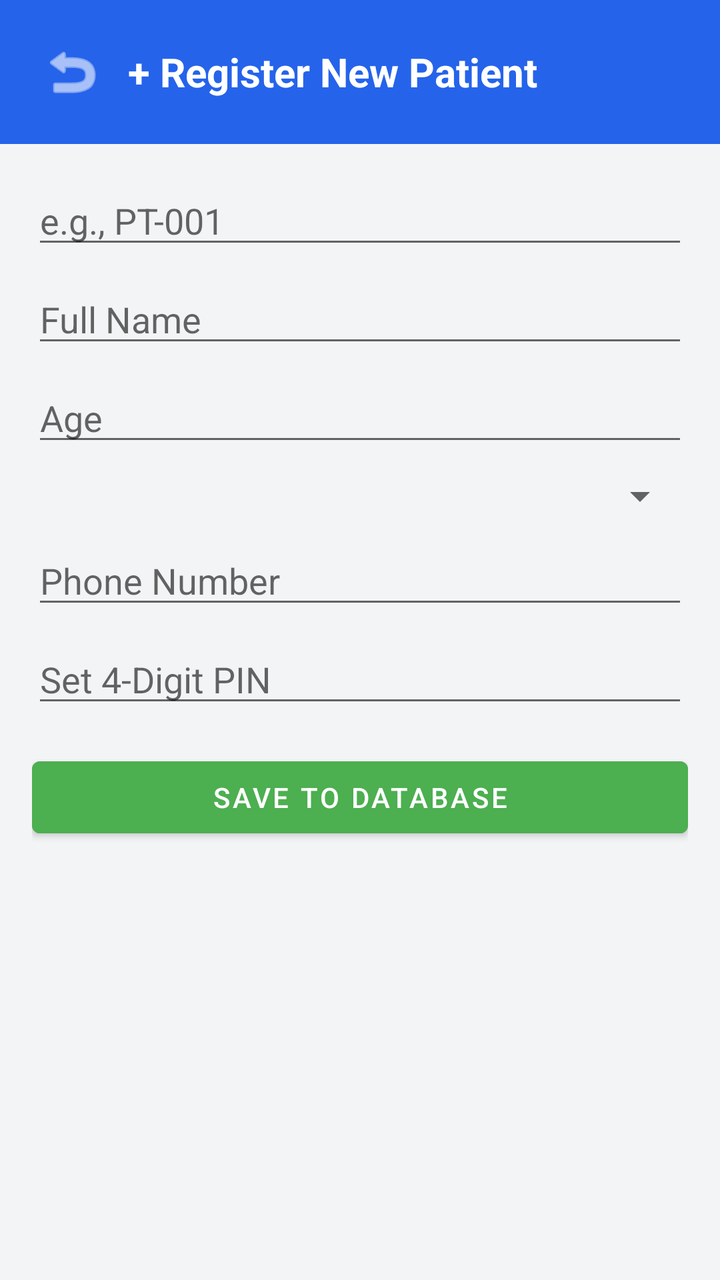
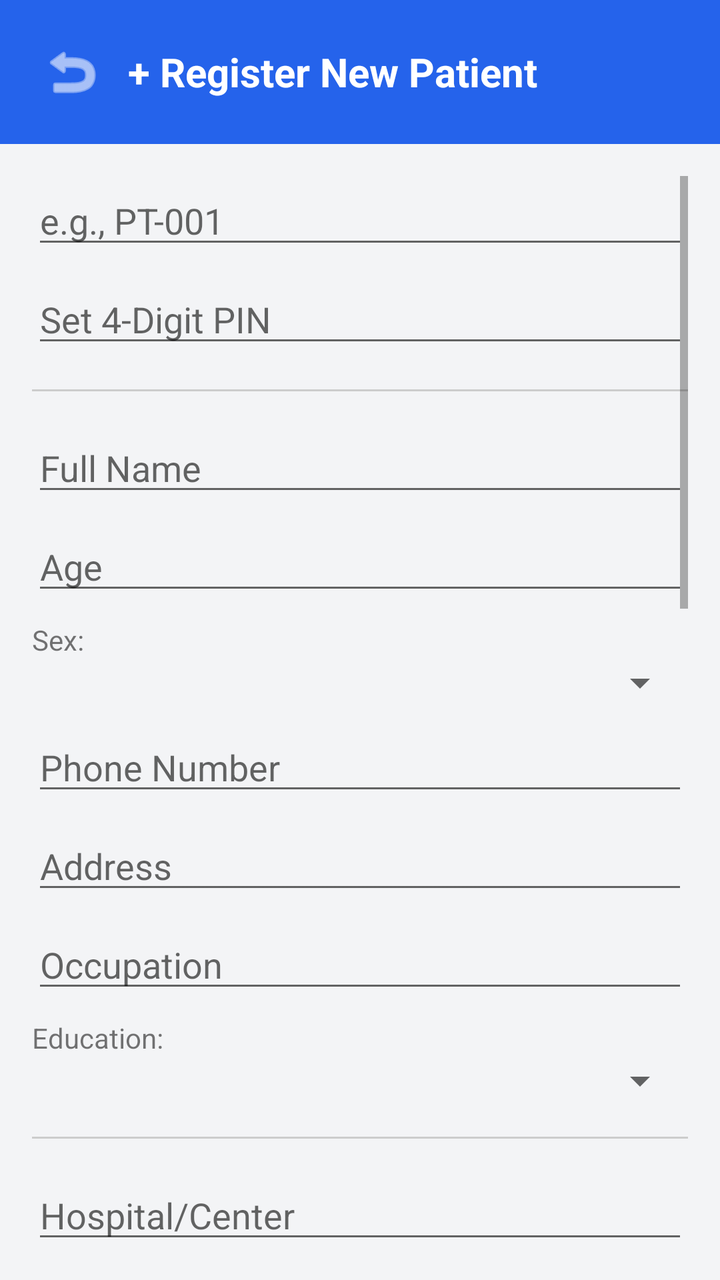

Screens rendered from an Android XML layout before and after an edit, with the pre-edit source and the edit as a unified diff.
<!-- AndroidManifest.xml: application theme Theme.ClinicApp -->
<!-- res/layout/activity_add_patient.xml -->
<?xml version="1.0" encoding="utf-8"?>
<LinearLayout xmlns:android="http://schemas.android.com/apk/res/android"
    xmlns:app="http://schemas.android.com/apk/res-auto"
    android:layout_width="match_parent"
    android:layout_height="match_parent"
    android:orientation="vertical"
    android:background="@color/backgroundColor">

    
    <LinearLayout
        android:layout_width="match_parent"
        android:layout_height="wrap_content"
        android:background="@color/primaryColor"
        android:orientation="horizontal"
        android:padding="16dp"
        android:gravity="center_vertical">

        <ImageButton
            android:id="@+id/btnBack"
            android:layout_width="40dp"
            android:layout_height="40dp"
            android:background="?attr/selectableItemBackgroundBorderless"
            android:src="@android:drawable/ic_menu_revert"
            app:tint="@color/surfaceColor" />

        <TextView
            android:layout_width="wrap_content"
            android:layout_height="wrap_content"
            android:text="@string/register_new_patient"
            android:textColor="@color/surfaceColor"
            android:textSize="20sp"
            android:textStyle="bold"
            android:layout_marginStart="8dp"/>
    </LinearLayout>

    <ScrollView
        android:layout_width="match_parent"
        android:layout_height="match_parent"
        android:padding="16dp">

        <LinearLayout
            android:layout_width="match_parent"
            android:layout_height="wrap_content"
            android:orientation="vertical">

            <EditText
                android:id="@+id/etNewPatientId"
                android:layout_width="match_parent"
                android:layout_height="wrap_content"
                android:hint="@string/trial_id_hint"
                android:inputType="textCapCharacters"
                android:layout_marginBottom="8dp"/>

            <EditText
                android:id="@+id/etNewPatientName"
                android:layout_width="match_parent"
                android:layout_height="wrap_content"
                android:hint="@string/full_name_hint"
                android:inputType="textPersonName"
                android:layout_marginBottom="8dp"/>

            <EditText
                android:id="@+id/etNewPatientAge"
                android:layout_width="match_parent"
                android:layout_height="wrap_content"
                android:hint="@string/age_hint"
                android:inputType="number"
                android:layout_marginBottom="8dp"/>

            <Spinner
                android:id="@+id/spinNewPatientSex"
                android:layout_width="match_parent"
                android:layout_height="wrap_content"
                android:layout_marginBottom="8dp"/>

            <EditText
                android:id="@+id/etNewPatientPhone"
                android:layout_width="match_parent"
                android:layout_height="wrap_content"
                android:hint="@string/phone_hint"
                android:inputType="phone"
                android:layout_marginBottom="8dp"/>

            <EditText
                android:id="@+id/etNewPatientPin"
                android:layout_width="match_parent"
                android:layout_height="wrap_content"
                android:hint="@string/set_pin_hint"
                android:inputType="numberPassword"
                android:maxLength="4"
                android:layout_marginBottom="16dp"/>

            <Button
                android:id="@+id/btnSavePatient"
                android:layout_width="match_parent"
                android:layout_height="wrap_content"
                android:text="@string/save_database"
                android:backgroundTint="#4CAF50"/>

        </LinearLayout>
    </ScrollView>
</LinearLayout>
<!-- resources referenced by this layout -->
<resources>
  <color name="backgroundColor">#F3F4F6</color>
  <color name="primaryColor">#2563EB</color>
  <color name="surfaceColor">#FFFFFF</color>
  <string name="age_hint">Age</string>
  <string name="full_name_hint">Full Name</string>
  <string name="phone_hint">Phone Number</string>
  <string name="register_new_patient">+ Register New Patient</string>
  <string name="save_database">Save to Database</string>
  <string name="set_pin_hint">Set 4-Digit PIN</string>
  <string name="trial_id_hint">e.g., PT-001</string>
  <style name="Theme.ClinicApp" parent="Theme.MaterialComponents.Light.NoActionBar">
          <item name="colorPrimary">@color/primaryColor</item>
          <item name="colorPrimaryVariant">@color/primaryDarkColor</item>
          <item name="colorOnPrimary">@color/surfaceColor</item>
          <item name="colorSecondary">@color/secondaryColor</item>
          <item name="colorOnSecondary">@color/surfaceColor</item>
          <item name="android:statusBarColor">?attr/colorPrimaryVariant</item>
          <item name="android:windowBackground">@color/backgroundColor</item>
      </style>
  <color name="primaryDarkColor">#1E40AF</color>
  <color name="secondaryColor">#10B981</color>
</resources>

<!-- the commit's change to res/layout/activity_add_patient.xml (unified diff, before → after) -->
@@ -43,59 +43,76 @@
             android:layout_height="wrap_content"
             android:orientation="vertical">
 
-            <EditText
-                android:id="@+id/etNewPatientId"
-                android:layout_width="match_parent"
-                android:layout_height="wrap_content"
-                android:hint="@string/trial_id_hint"
-                android:inputType="textCapCharacters"
-                android:layout_marginBottom="8dp"/>
+            
+            <EditText android:id="@+id/etNewPatientId" android:layout_width="match_parent" android:layout_height="wrap_content" android:hint="@string/trial_id_hint" android:inputType="textCapCharacters" android:layout_marginBottom="8dp"/>
+            <EditText android:id="@+id/etNewPatientPin" android:layout_width="match_parent" android:layout_height="wrap_content" android:hint="@string/set_pin_hint" android:inputType="numberPassword" android:maxLength="4" android:layout_marginBottom="16dp"/>
 
-            <EditText
-                android:id="@+id/etNewPatientName"
-                android:layout_width="match_parent"
-                android:layout_height="wrap_content"
-                android:hint="@string/full_name_hint"
-                android:inputType="textPersonName"
-                android:layout_marginBottom="8dp"/>
+            <View android:layout_width="match_parent" android:layout_height="1dp" android:background="#CCCCCC" android:layout_marginBottom="16dp"/>
 
-            <EditText
-                android:id="@+id/etNewPatientAge"
-                android:layout_width="match_parent"
-                android:layout_height="wrap_content"
-                android:hint="@string/age_hint"
-                android:inputType="number"
-                android:layout_marginBottom="8dp"/>
+            
+            <EditText android:id="@+id/etNewPatientName" android:layout_width="match_parent" android:layout_height="wrap_content" android:hint="@string/full_name_hint" android:inputType="textPersonName" android:layout_marginBottom="8dp"/>
+            <EditText android:id="@+id/etNewPatientAge" android:layout_width="match_parent" android:layout_height="wrap_content" android:hint="@string/age_hint" android:inputType="number" android:layout_marginBottom="8dp"/>
+            
+            <TextView android:layout_width="wrap_content" android:layout_height="wrap_content" android:text="Sex:"/>
+            <Spinner android:id="@+id/spinNewPatientSex" android:layout_width="match_parent" android:layout_height="wrap_content" android:layout_marginBottom="8dp"/>
+            
+            <EditText android:id="@+id/etNewPatientPhone" android:layout_width="match_parent" android:layout_height="wrap_content" android:hint="@string/phone_hint" android:inputType="phone" android:layout_marginBottom="8dp"/>
+            <EditText android:id="@+id/etAddress" android:layout_width="match_parent" android:layout_height="wrap_content" android:hint="Address" android:layout_marginBottom="8dp"/>
+            <EditText android:id="@+id/etOccupation" android:layout_width="match_parent" android:layout_height="wrap_content" android:hint="Occupation" android:layout_marginBottom="8dp"/>
+            
+            <TextView android:layout_width="wrap_content" android:layout_height="wrap_content" android:text="Education:"/>
+            <Spinner android:id="@+id/spinEducation" android:layout_width="match_parent" android:layout_height="wrap_content" android:layout_marginBottom="16dp"/>
 
-            <Spinner
-                android:id="@+id/spinNewPatientSex"
-                android:layout_width="match_parent"
-                android:layout_height="wrap_content"
-                android:layout_marginBottom="8dp"/>
+            <View android:layout_width="match_parent" android:layout_height="1dp" android:background="#CCCCCC" android:layout_marginBottom="16dp"/>
 
-            <EditText
-                android:id="@+id/etNewPatientPhone"
-                android:layout_width="match_parent"
-                android:layout_height="wrap_content"
-                android:hint="@string/phone_hint"
-                android:inputType="phone"
-                android:layout_marginBottom="8dp"/>
+            
+            <EditText android:id="@+id/etHospitalCenter" android:layout_width="match_parent" android:layout_height="wrap_content" android:hint="Hospital/Center" android:layout_marginBottom="8dp"/>
+            
+            <TextView android:layout_width="wrap_content" android:layout_height="wrap_content" android:text="Randomization Group:" android:layout_marginTop="8dp"/>
+            <RadioGroup android:id="@+id/rgRandomization" android:layout_width="match_parent" android:layout_height="wrap_content" android:orientation="horizontal">
+                <RadioButton android:id="@+id/rbIntervention" android:layout_width="wrap_content" android:layout_height="wrap_content" android:text="Intervention" android:checked="true"/>
+                <RadioButton android:id="@+id/rbControl" android:layout_width="wrap_content" android:layout_height="wrap_content" android:text="Control"/>
+            </RadioGroup>
 
-            <EditText
-                android:id="@+id/etNewPatientPin"
-                android:layout_width="match_parent"
-                android:layout_height="wrap_content"
-                android:hint="@string/set_pin_hint"
-                android:inputType="numberPassword"
-                android:maxLength="4"
-                android:layout_marginBottom="16dp"/>
+            <TextView android:layout_width="wrap_content" android:layout_height="wrap_content" android:text="Duration of Allergic Rhinitis:" android:layout_marginTop="12dp"/>
+            <LinearLayout android:layout_width="match_parent" android:layout_height="wrap_content" android:orientation="horizontal">
+                <EditText android:id="@+id/etDurationYears" android:layout_width="0dp" android:layout_weight="1" android:layout_height="wrap_content" android:hint="Years" android:inputType="number"/>
+                <EditText android:id="@+id/etDurationMonths" android:layout_width="0dp" android:layout_weight="1" android:layout_height="wrap_content" android:hint="Months" android:inputType="number"/>
+            </LinearLayout>
+
+            <TextView android:layout_width="wrap_content" android:layout_height="wrap_content" android:text="Family History of AR:" android:layout_marginTop="12dp"/>
+            <RadioGroup android:id="@+id/rgFamilyHistory" android:layout_width="match_parent" android:layout_height="wrap_content" android:orientation="horizontal">
+                <RadioButton android:id="@+id/rbFamYes" android:layout_width="wrap_content" android:layout_height="wrap_content" android:text="Yes"/>
+                <RadioButton android:id="@+id/rbFamNo" android:layout_width="wrap_content" android:layout_height="wrap_content" android:text="No" android:checked="true"/>
+            </RadioGroup>
+
+            <TextView android:layout_width="wrap_content" android:layout_height="wrap_content" android:text="History of Allergies:" android:textStyle="bold" android:layout_marginTop="16dp"/>
+            <CheckBox android:id="@+id/cbDust" android:layout_width="wrap_content" android:layout_height="wrap_content" android:text="Dust mite"/>
+            <CheckBox android:id="@+id/cbPollen" android:layout_width="wrap_content" android:layout_height="wrap_content" android:text="Pollen"/>
+            <CheckBox android:id="@+id/cbPets" android:layout_width="wrap_content" android:layout_height="wrap_content" android:text="Pets"/>
+            <CheckBox android:id="@+id/cbFood" android:layout_width="wrap_content" android:layout_height="wrap_content" android:text="Food allergens"/>
+            <EditText android:id="@+id/etFoodDetails" android:layout_width="match_parent" android:layout_height="wrap_content" android:hint="Specify food" android:visibility="gone"/>
+            <CheckBox android:id="@+id/cbOtherAllergy" android:layout_width="wrap_content" android:layout_height="wrap_content" android:text="Other Allergies"/>
+            <EditText android:id="@+id/etOtherAllergyDetails" android:layout_width="match_parent" android:layout_height="wrap_content" android:hint="Specify others" android:visibility="gone"/>
+
+            <TextView android:layout_width="wrap_content" android:layout_height="wrap_content" android:text="Current/Past Medications:" android:textStyle="bold" android:layout_marginTop="16dp"/>
+            <CheckBox android:id="@+id/cbAntihistamines" android:layout_width="wrap_content" android:layout_height="wrap_content" android:text="Antihistamines"/>
+            <EditText android:id="@+id/etAntiDetails" android:layout_width="match_parent" android:layout_height="wrap_content" android:hint="Specify" android:visibility="gone"/>
+            <CheckBox android:id="@+id/cbDecongestants" android:layout_width="wrap_content" android:layout_height="wrap_content" android:text="Decongestants"/>
+            <EditText android:id="@+id/etDecongestantsDetails" android:layout_width="match_parent" android:layout_height="wrap_content" android:hint="Specify" android:visibility="gone"/>
+            <CheckBox android:id="@+id/cbCorticosteroids" android:layout_width="wrap_content" android:layout_height="wrap_content" android:text="Corticosteroids"/>
+            <EditText android:id="@+id/etCorticosteroidsDetails" android:layout_width="match_parent" android:layout_height="wrap_content" android:hint="Specify" android:visibility="gone"/>
+            <CheckBox android:id="@+id/cbOtherMeds" android:layout_width="wrap_content" android:layout_height="wrap_content" android:text="Others"/>
+            <EditText android:id="@+id/etOtherMedsDetails" android:layout_width="match_parent" android:layout_height="wrap_content" android:hint="Specify" android:visibility="gone"/>
 
             <Button
                 android:id="@+id/btnSavePatient"
                 android:layout_width="match_parent"
-                android:layout_height="wrap_content"
+                android:layout_height="60dp"
                 android:text="@string/save_database"
-                android:backgroundTint="#4CAF50"/>
+                android:backgroundTint="#4CAF50"
+                android:layout_marginTop="24dp"
+                android:layout_marginBottom="32dp"/>
 
         </LinearLayout>
     </ScrollView>
